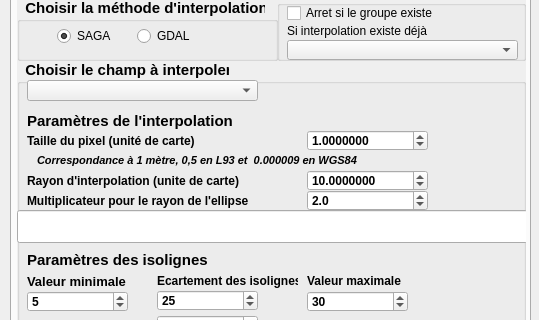
First picture: the form in Physiocap3_dialog_base.ui, repository jhemmi/Physiocap3, before the edit; both pictures show x 0 to 539 and y 236 to 556 of the 539 by 719 pixel window.
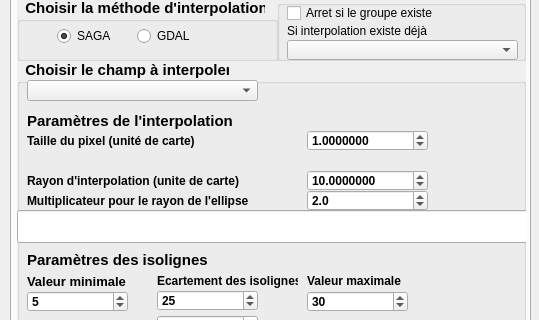
Second picture: the form after the edit.

Patch:
```diff
--- a/Physiocap3_dialog_base.ui
+++ b/Physiocap3_dialog_base.ui
@@ -1716,34 +1716,6 @@
        <number>4</number>
       </property>
      </widget>
-     <widget class="QLabel" name="lab_78">
-      <property name="enabled">
-       <bool>true</bool>
-      </property>
-      <property name="geometry">
-       <rect>
-        <x>20</x>
-        <y>90</y>
-        <width>481</width>
-        <height>21</height>
-       </rect>
-      </property>
-      <property name="sizePolicy">
-       <sizepolicy hsizetype="Minimum" vsizetype="Fixed">
-        <horstretch>0</horstretch>
-        <verstretch>0</verstretch>
-       </sizepolicy>
-      </property>
-      <property name="font">
-       <font>
-        <pointsize>8</pointsize>
-        <italic>true</italic>
-       </font>
-      </property>
-      <property name="text">
-       <string>Correspondance à 1 mètre, 0,5 en L93 et  0.000009 en WGS84</string>
-      </property>
-     </widget>
      <widget class="QLabel" name="lab_84">
       <property name="geometry">
        <rect>
```
Left out of the diff: 46 changed lines with no effect on the pictures.
